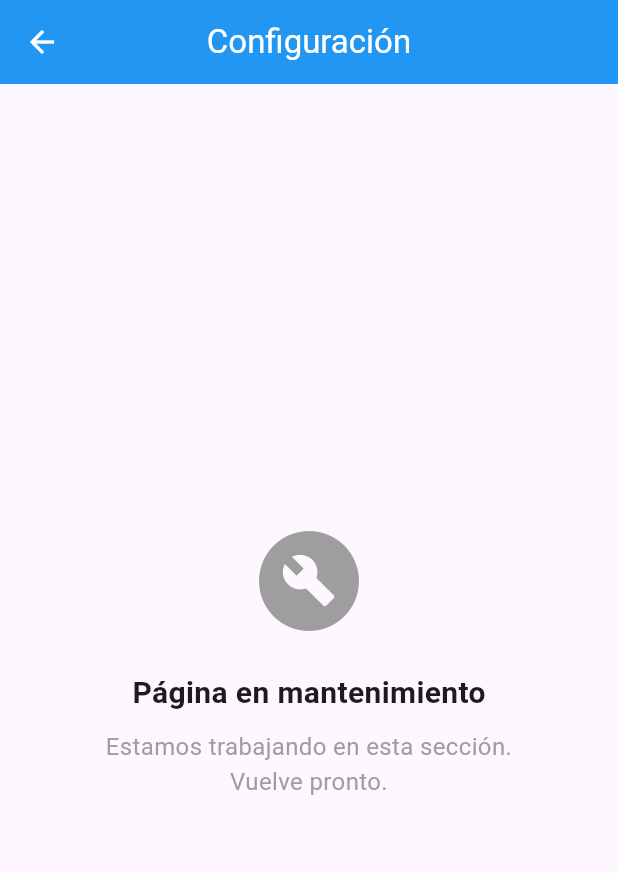
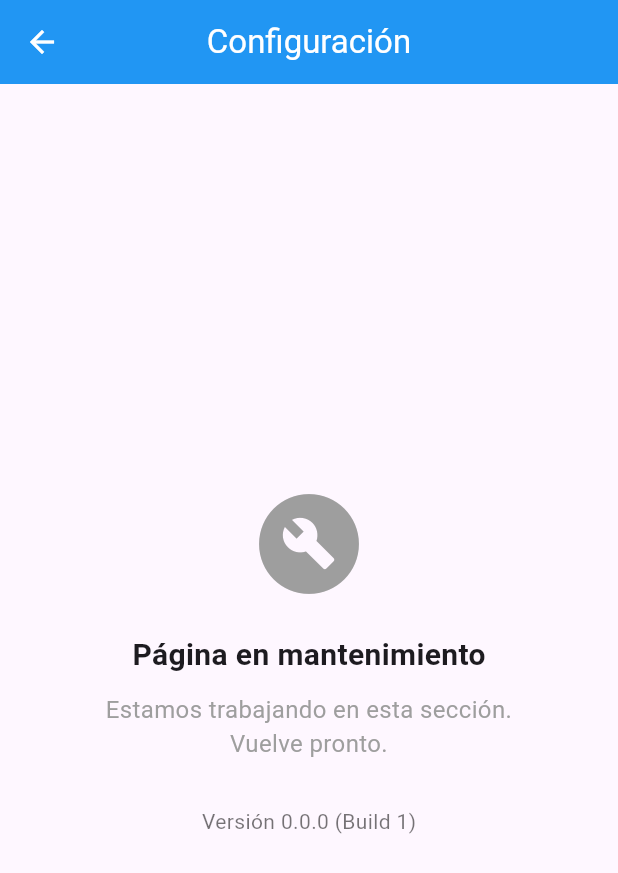
Before and after one commit to JoArregui/Firma_Tap, a Flutter app: the ConfigurationPage screen opened directly, on a phone screen of 412 x 824 dp. Shown: the top 873 px of the screen. Run offline on Flutter 3.47's test engine with Material 3 defaults, Android fonts, the light colour scheme and no system bars; our stand-ins replace package_info_plus, shared_preferences, signature; accounts and stored records are empty; network calls fail.

Commit message:
Se agrega un control de version

```diff
--- a/lib/features/pages/Configuration_page.dart
+++ b/lib/features/pages/Configuration_page.dart
@@ -1,7 +1,13 @@
 import 'package:flutter/material.dart';
+import 'package:package_info_plus/package_info_plus.dart';
 
 class ConfigurationPage extends StatelessWidget {
   const ConfigurationPage({super.key});
+
+  Future<String> _getVersion() async {
+    final info = await PackageInfo.fromPlatform();
+    return 'Versión ${info.version} (Build ${info.buildNumber})';
+  }
 
   @override
   Widget build(BuildContext context) {
@@ -13,22 +19,35 @@ class ConfigurationPage extends StatelessWidget {
         centerTitle: true,
       ),
       body: Center(
-        child: Column(
+        child: FutureBuilder<String>(
+          future: _getVersion(),
+          builder: (context, snapshot) {
+            if (snapshot.connectionState == ConnectionState.waiting) {
+              return const CircularProgressIndicator();
+            }
+            return Column(
               mainAxisAlignment: MainAxisAlignment.center,
-          children: const [
-            Icon(Icons.build_circle, size: 80, color: Colors.grey),
-            SizedBox(height: 20),
-            Text(
+              children: [
+                const Icon(Icons.build_circle, size: 80, color: Colors.grey),
+                const SizedBox(height: 20),
+                const Text(
                   'Página en mantenimiento',
                   style: TextStyle(fontSize: 20, fontWeight: FontWeight.bold),
                 ),
-            SizedBox(height: 10),
-            Text(
+                const SizedBox(height: 10),
+                const Text(
                   'Estamos trabajando en esta sección.\nVuelve pronto.',
                   textAlign: TextAlign.center,
                   style: TextStyle(fontSize: 16, color: Colors.grey),
                 ),
+                const SizedBox(height: 30),
+                Text(
+                  snapshot.data ?? '',
+                  style: const TextStyle(fontSize: 14, color: Colors.black54),
+                ),
               ],
+            );
+          },
         ),
       ),
     );
--- a/pubspec.yaml
+++ b/pubspec.yaml
@@ -1,7 +1,7 @@
 name: app_control_albaranes
 description: "A new Flutter project."
 publish_to: 'none'
-version: 0.1.0
+version: 0.0.0+1
 
 environment:
   sdk: ^3.9.2
@@ -14,6 +14,7 @@ dependencies:
   signature: ^6.3.0
   shared_preferences: ^2.2.2
   image: ^4.1.3
+  package_info_plus: ^4.1.0
 
 dev_dependencies:
   flutter_test:
```
Also changed, not shown: pubspec.lock, 1 other file. Lines whose indentation alone changed are shown as unchanged.
